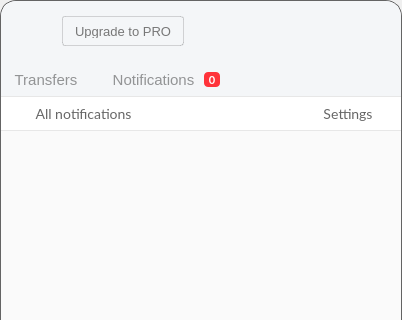
Before: the Qt Designer form src/MEGASync/gui/win/InfoDialog.ui in meganz/MEGAsync, drawn with Qt 5; both pictures show x 0 to 402 and y 0 to 320 of the 402 by 564 pixel window.
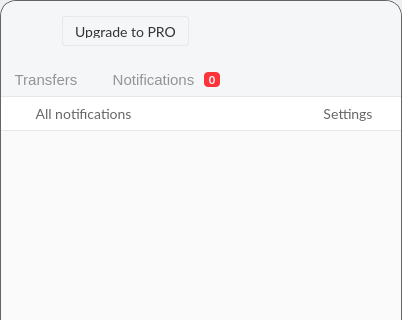
After: the same form once the commit is applied. Icons and pictures are not drawn. Custom widgets are drawn as their Qt base class.

Commit message: Update css props for upgrade button

Diff of the .ui file:
```diff
--- a/src/MEGASync/gui/win/InfoDialog.ui
+++ b/src/MEGASync/gui/win/InfoDialog.ui
@@ -253,42 +253,16 @@
                   <bool>false</bool>
                  </property>
                  <property name="styleSheet">
-                  <string notr="true">#bUpgrade[overquota=true]
+                  <string notr="true">#bUpgrade
 {
- background-color: qlineargradient(x1: 0, y1: 0, x2: 0, y2: 1,
-                                      stop: 0 #999999, stop: 1 #aaaaaa);
- border-radius: 3px;
- border: 1px solid rgba(0, 0, 0, 45%);
- padding: 7px 12px 7px 6px;
- font-family: &quot;Lato&quot;;
- font-size: 13px;
- color: #ffffff;
-}
-#bUpgrade::hover[overquota=true]
-{
-  border: 1px solid rgba(0, 0, 0, 60%);
-  border-radius: 3px;
-  background-color: qlineargradient(x1: 0, y1: 0, x2: 0, y2: 1,
-                                      stop: 0 #999999, stop: 1 #aaaaaa);
-}
-
-#bUpgrade::pressed[overquota=true]
-{
-  border: 1px solid rgba(0, 0, 0, 60%);
-  border-radius: 3px;
-  background-color: rgba(0, 0, 0, 50%);
-}
-
-#bUpgrade
-{
- background-color: qlineargradient(x1: 0, y1: 0, x2: 0, y2: 1,
-                                      stop: 0 #ffffff, stop: 1 #fafafa);
- border-radius: 3px;
- border: 1px solid rgba(0, 0, 0, 15%);
- padding: 7px 12px 7px 12px;
- font-family: &quot;Lato&quot;;
- font-size: 13px;
- color: #777777;
+font-family: Lato;
+font-size: 14px;
+border: 1px solid rgba(0, 0, 0, 5%);
+border-radius: 3px;
+color: #333333;
+padding: 7px 12px 7px 12px;
+background-color: qlineargradient(x1: 0, y1: 0, x2: 0, y2: 1,
+stop: 0 #ffffff, stop: 1 #fafafa);
 }
 
 #bUpgrade::hover
```
Left out of the diff: 17 changed lines with no effect on the pictures. The commit also changes 2 other files.
